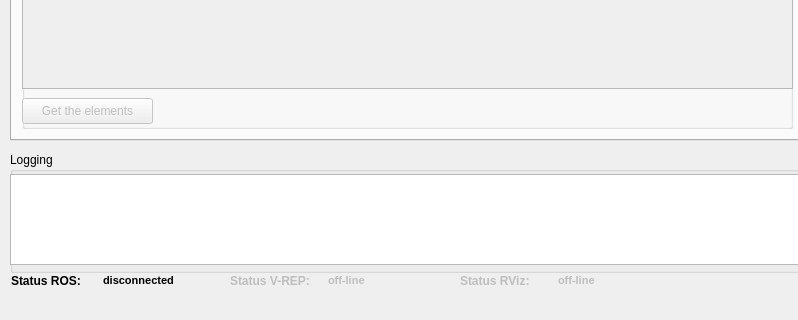
First picture: the form in ui/main_window.ui, repository JoaoQPereira/motion_manager, before the edit; both pictures show x 0 to 798 and y 377 to 697 of the 1102 by 697 pixel window.
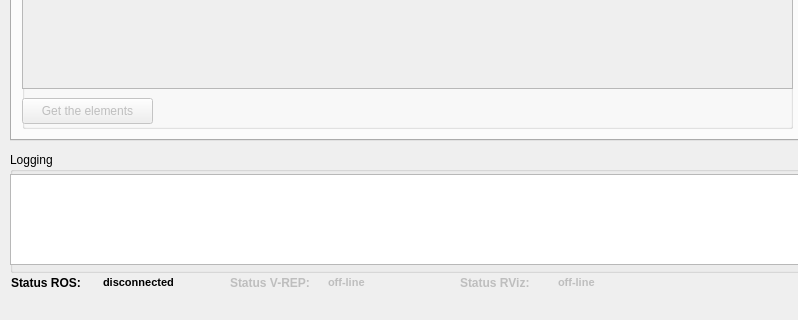
Second picture: the form after the edit. Icons and pictures are not drawn. Custom widgets are drawn as their Qt base class.

What changed in the file:
```diff
--- a/ui/main_window.ui
+++ b/ui/main_window.ui
@@ -50,7 +50,7 @@
       <x>230</x>
       <y>630</y>
       <width>189</width>
-      <height>17</height>
+      <height>21</height>
      </rect>
     </property>
     <layout class="QHBoxLayout" name="horizontalLayout_VREP_status">
@@ -133,7 +133,7 @@
       <x>11</x>
       <y>630</y>
       <width>177</width>
-      <height>17</height>
+      <height>21</height>
      </rect>
     </property>
     <layout class="QHBoxLayout" name="horizontalLayout_ROS_status">
@@ -1612,89 +1612,6 @@
      </widget>
     </widget>
    </widget>
-   <widget class="QWidget" name="layoutWidget_vrep_2">
-    <property name="geometry">
-     <rect>
-      <x>460</x>
-      <y>630</y>
-      <width>189</width>
-      <height>17</height>
-     </rect>
-    </property>
-    <layout class="QHBoxLayout" name="horizontalLayout_VREP_status_2">
-     <item>
-      <widget class="QLabel" name="labelStatusRViz">
-       <property name="enabled">
-        <bool>false</bool>
-       </property>
-       <property name="font">
-        <font>
-         <pointsize>9</pointsize>
-         <weight>75</weight>
-         <bold>true</bold>
-        </font>
-       </property>
-       <property name="text">
-        <string>Status RViz: </string>
-       </property>
-      </widget>
-     </item>
-     <item>
-      <widget class="QLabel" name="labelRVizComm">
-       <property name="enabled">
-        <bool>false</bool>
-       </property>
-       <property name="palette">
-        <palette>
-         <active>
-          <colorrole role="Text">
-           <brush brushstyle="SolidPattern">
-            <color alpha="255">
-             <red>251</red>
-             <green>21</green>
-             <blue>21</blue>
-            </color>
-           </brush>
-          </colorrole>
-         </active>
-         <inactive>
-          <colorrole role="Text">
-           <brush brushstyle="SolidPattern">
-            <color alpha="255">
-             <red>251</red>
-             <green>21</green>
-             <blue>21</blue>
-            </color>
-           </brush>
-          </colorrole>
-         </inactive>
-         <disabled>
-          <colorrole role="Text">
-           <brush brushstyle="SolidPattern">
-            <color alpha="255">
-             <red>123</red>
-             <green>123</green>
-             <blue>123</blue>
-            </color>
-           </brush>
-          </colorrole>
-         </disabled>
-        </palette>
-       </property>
-       <property name="font">
-        <font>
-         <pointsize>8</pointsize>
-         <weight>75</weight>
-         <bold>true</bold>
-        </font>
-       </property>
-       <property name="text">
-        <string>off-line</string>
-       </property>
-      </widget>
-     </item>
-    </layout>
-   </widget>
    <widget class="QSplitter" name="splitter">
     <property name="geometry">
      <rect>
@@ -1769,6 +1686,89 @@
     </property>
     <layout class="QHBoxLayout" name="horizontalLayout_23"/>
    </widget>
+   <widget class="QWidget" name="layoutWidget_vrep_3">
+    <property name="geometry">
+     <rect>
+      <x>460</x>
+      <y>630</y>
+      <width>189</width>
+      <height>21</height>
+     </rect>
+    </property>
+    <layout class="QHBoxLayout" name="horizontalLayout_Rviz_status">
+     <item>
+      <widget class="QLabel" name="labelStatusRViz">
+       <property name="enabled">
+        <bool>false</bool>
+       </property>
+       <property name="font">
+        <font>
+         <pointsize>9</pointsize>
+         <weight>75</weight>
+         <bold>true</bold>
+        </font>
+       </property>
+       <property name="text">
+        <string>Status RViz: </string>
+       </property>
+      </widget>
+     </item>
+     <item>
+      <widget class="QLabel" name="labelRVizComm">
+       <property name="enabled">
+        <bool>false</bool>
+       </property>
+       <property name="palette">
+        <palette>
+         <active>
+          <colorrole role="Text">
+           <brush brushstyle="SolidPattern">
+            <color alpha="255">
+             <red>251</red>
+             <green>21</green>
+             <blue>21</blue>
+            </color>
+           </brush>
+          </colorrole>
+         </active>
+         <inactive>
+          <colorrole role="Text">
+           <brush brushstyle="SolidPattern">
+            <color alpha="255">
+             <red>251</red>
+             <green>21</green>
+             <blue>21</blue>
+            </color>
+           </brush>
+          </colorrole>
+         </inactive>
+         <disabled>
+          <colorrole role="Text">
+           <brush brushstyle="SolidPattern">
+            <color alpha="255">
+             <red>123</red>
+             <green>123</green>
+             <blue>123</blue>
+            </color>
+           </brush>
+          </colorrole>
+         </disabled>
+        </palette>
+       </property>
+       <property name="font">
+        <font>
+         <pointsize>8</pointsize>
+         <weight>75</weight>
+         <bold>true</bold>
+        </font>
+       </property>
+       <property name="text">
+        <string>off-line</string>
+       </property>
+      </widget>
+     </item>
+    </layout>
+   </widget>
   </widget>
   <widget class="QMenuBar" name="menubar">
    <property name="geometry">
```
Left out of the diff: 9 changed lines with no effect on the pictures.
